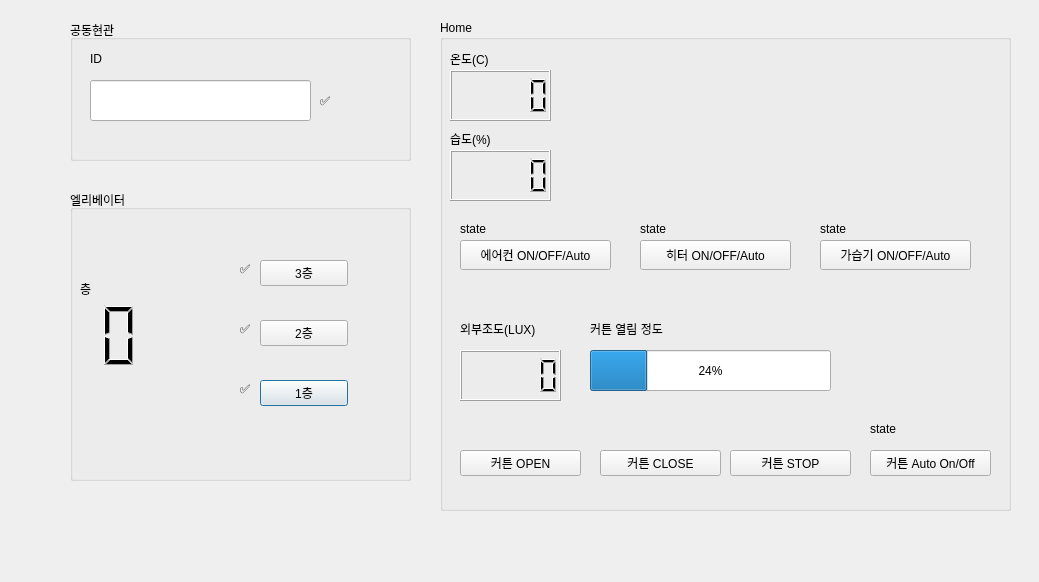
This is service/pyqt/dashboard.ui in tomung-puppy/iot-repo-3 as Qt 5 draws it before an edit. The edited form follows.
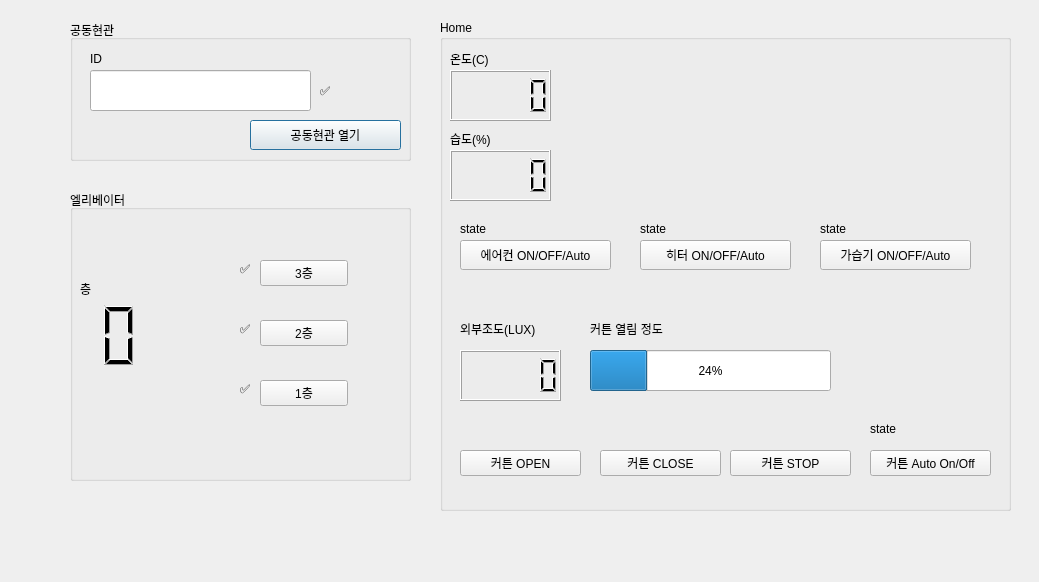
This is the edited form.

Commit message: feat(dashboard): add entrance dashboard

The edit to the form file:
```diff
--- a/service/pyqt/dashboard.ui
+++ b/service/pyqt/dashboard.ui
@@ -29,7 +29,7 @@
     <property name="geometry">
      <rect>
       <x>20</x>
-      <y>60</y>
+      <y>50</y>
       <width>221</width>
       <height>41</height>
      </rect>
@@ -55,7 +55,7 @@
     <property name="geometry">
      <rect>
       <x>250</x>
-      <y>60</y>
+      <y>50</y>
       <width>61</width>
       <height>41</height>
      </rect>
@@ -64,6 +64,19 @@
      <string>✅</string>
     </property>
    </widget>
+   <widget class="QPushButton" name="pushButton_e">
+    <property name="geometry">
+     <rect>
+      <x>180</x>
+      <y>100</y>
+      <width>151</width>
+      <height>30</height>
+     </rect>
+    </property>
+    <property name="text">
+     <string>공동현관 열기</string>
+    </property>
+   </widget>
   </widget>
   <widget class="QGroupBox" name="groupBox_ele">
    <property name="geometry">
```
The commit also changes 2 other files.
